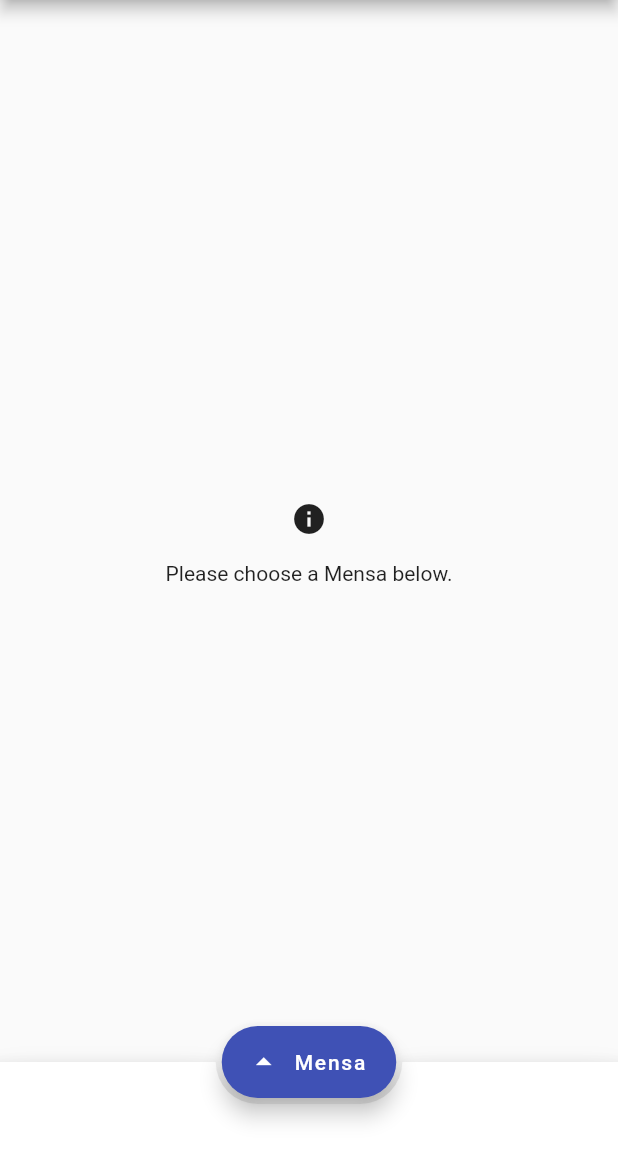
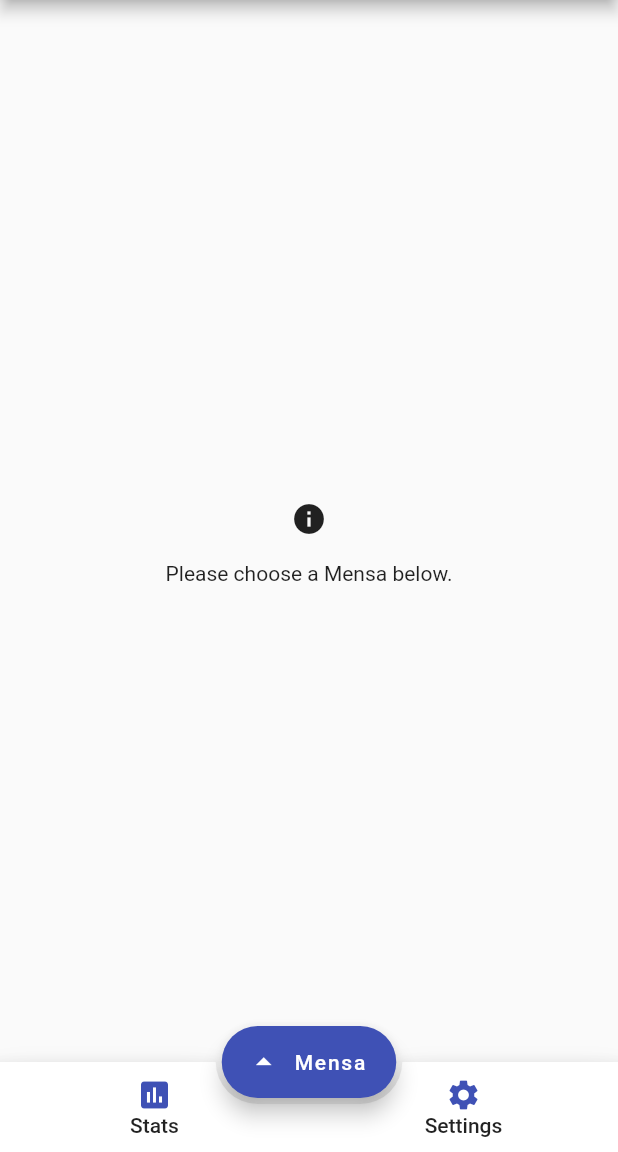
Before and after one commit to haukesomm/MensaViewer, a Flutter app: the screen it shows after launch, on a phone screen of 412 x 824 dp, the part 84-1236 px from its top. Run offline on Flutter 3.47's test engine with Material 2 defaults, Android fonts, the phone set to English and light mode, and no system bars; our stand-ins replace material_design_icons_flutter.

Commit message:
Add navbar buttons

```diff
--- a/lib/ui/meal_list_page.dart
+++ b/lib/ui/meal_list_page.dart
@@ -162,10 +162,23 @@ class _MealListPageState extends State<MealListPage> {
     return BottomAppBar(
       child: Container(
         height: 60,
+        alignment: Alignment.center,
         child: Row(
           mainAxisSize: MainAxisSize.max,
-          mainAxisAlignment: MainAxisAlignment.spaceEvenly,
+          mainAxisAlignment: MainAxisAlignment.spaceAround,
           children: <Widget>[
+            _buildAppBarButton(
+              context: context,
+              iconData: Icons.insert_chart,
+              title: 'Stats',
+              onClick: () {},
+            ),
+
+            _buildAppBarButton(context: context,
+              iconData: Icons.settings,
+              title: 'Settings',
+              onClick: () {}
+            ),
           ],
         ),
       ),
@@ -175,4 +188,31 @@ class _MealListPageState extends State<MealListPage> {
       ),
     );
   }
+
+  /// Builds an Appbar-Button consisting of an Icon (passed in via [iconData])
+  /// and a [title] below it.
+  ///
+  /// An onClick-Function needs to be specified via the [onClick] parameter.
+  Widget _buildAppBarButton({
+    @required context,
+    @required IconData iconData,
+    @required String title,
+    @required Function(void) onClick(),
+  }) {
+    return FlatButton(
+      child: Column(
+        mainAxisAlignment: MainAxisAlignment.center,
+        children: <Widget>[
+          Icon(
+            iconData,
+            color: Theme.of(context).accentColor,
+          ),
+          Text(
+            title
+          ),
+        ],
+      ),
+      onPressed: () {},
+    );
+  }
 }
```
